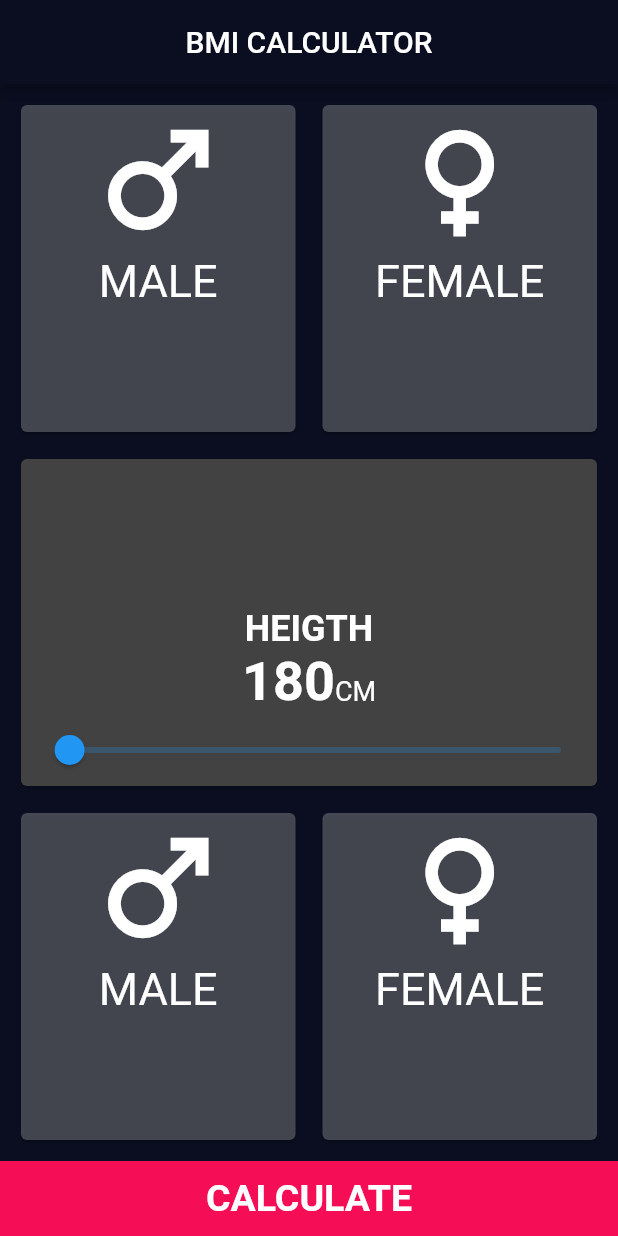
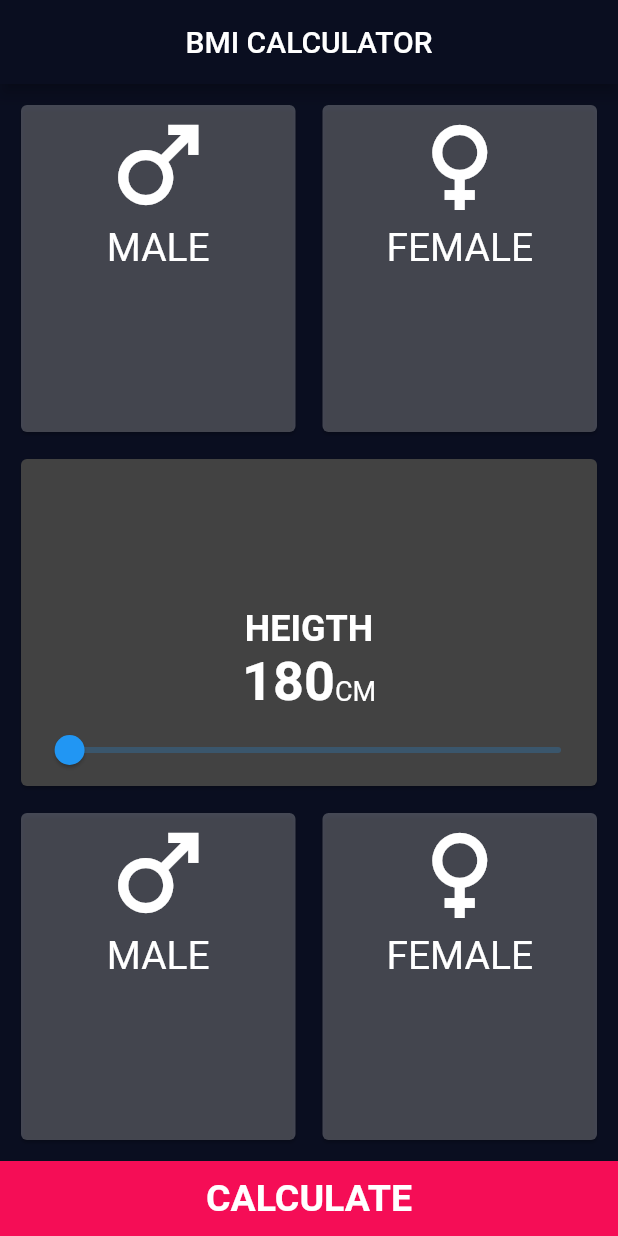
Before and after one commit to Nargiza0987/snpad_bmi_ui, a Flutter app: the screen it shows after launch, on a phone screen of 412 x 824 dp. Run offline on Flutter 3.47's test engine with Material 2 defaults, Android fonts, the phone set to English and light mode, and no system bars.

Commit message:
added snpad_bmi_ui

```diff
--- a/lib/components/card_male.dart
+++ b/lib/components/card_male.dart
@@ -16,10 +16,10 @@
         color: Colors.white24,
         child: Column(
           children: [
-            Icon(icon, size: 100),
+            Icon(icon, size: 80),
             Text(
               text,
-              style: TextStyle(fontSize: 30),
+              style: TextStyle(fontSize: 26),
             ),
           ],
         ),
```
